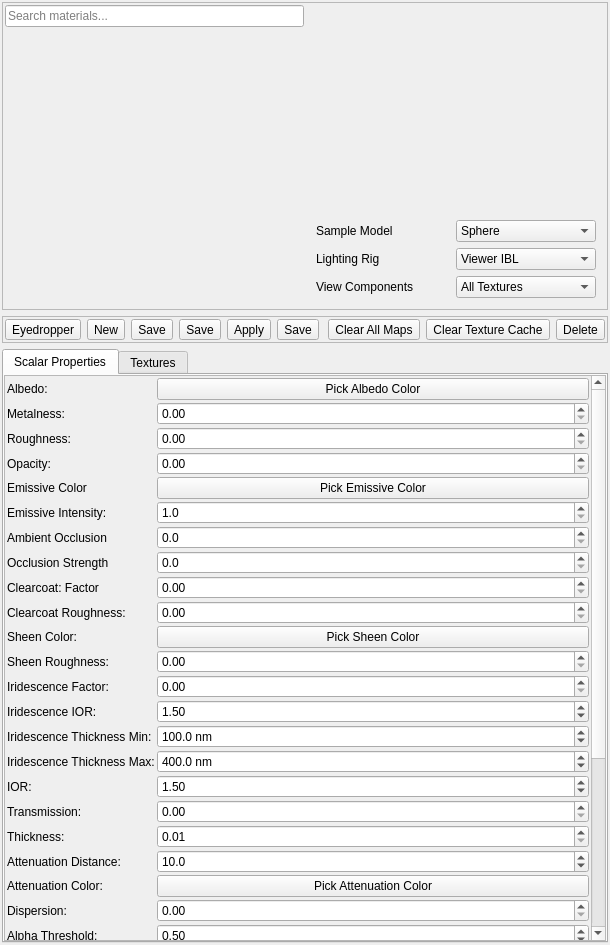
This is ui/MaterialPropertiesPanel.ui in sharjith/ModelViewer-Qt as Qt 5 draws it before an edit. The edited form follows.
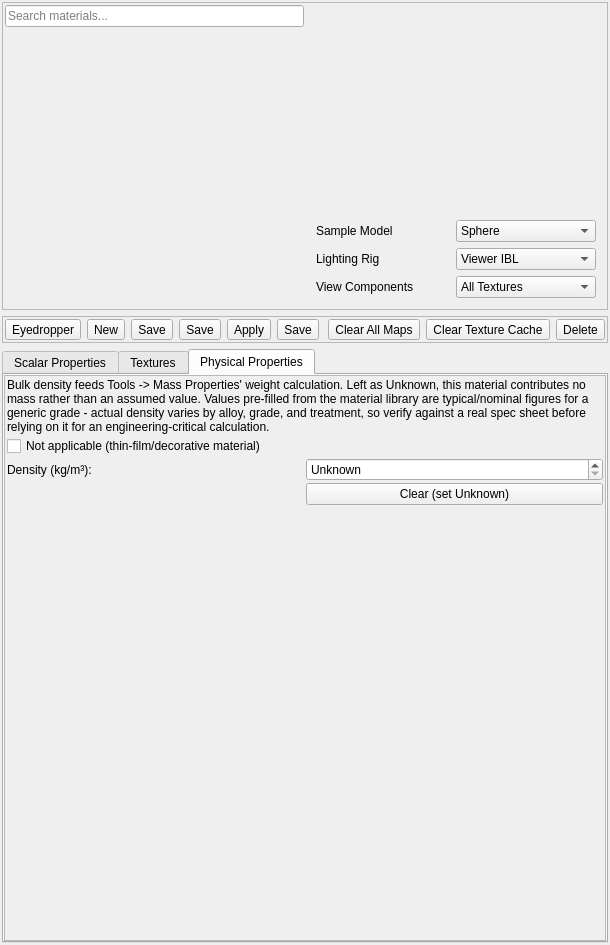
This is the edited form. The open tabs and pages were chosen to show the change. Icons and pictures are not drawn. Custom widgets are drawn as their Qt base class.

Commit message: Add material density, Physical Properties tab, and Mass Properties dialog

Patch:
```diff
--- a/ui/MaterialPropertiesPanel.ui
+++ b/ui/MaterialPropertiesPanel.ui
@@ -5294,6 +5294,134 @@
        </item>
       </layout>
      </widget>
+     <widget class="QWidget" name="physicalPropertiesTab">
+      <attribute name="title">
+       <string>Physical Properties</string>
+      </attribute>
+      <layout class="QVBoxLayout" name="verticalLayout_physicalTab">
+       <property name="leftMargin">
+        <number>0</number>
+       </property>
+       <property name="topMargin">
+        <number>0</number>
+       </property>
+       <property name="rightMargin">
+        <number>0</number>
+       </property>
+       <property name="bottomMargin">
+        <number>0</number>
+       </property>
+       <item>
+        <widget class="QScrollArea" name="scrollArea_physical">
+         <property name="widgetResizable">
+          <bool>true</bool>
+         </property>
+         <widget class="QWidget" name="scrollContents_physical">
+          <property name="geometry">
+           <rect>
+            <x>0</x>
+            <y>0</y>
+            <width>586</width>
+            <height>200</height>
+           </rect>
+          </property>
+          <layout class="QGridLayout" name="gridLayout_physical">
+           <property name="leftMargin">
+            <number>2</number>
+           </property>
+           <property name="topMargin">
+            <number>2</number>
+           </property>
+           <property name="rightMargin">
+            <number>2</number>
+           </property>
+           <property name="bottomMargin">
+            <number>2</number>
+           </property>
+           <property name="spacing">
+            <number>2</number>
+           </property>
+           <item row="0" column="0" colspan="2">
+            <widget class="QLabel" name="lblPhysicalPropertiesNote">
+             <property name="text">
+              <string>Bulk density feeds Tools -&gt; Mass Properties' weight calculation. Left as Unknown, this material contributes no mass rather than an assumed value. Values pre-filled from the material library are typical/nominal figures for a generic grade - actual density varies by alloy, grade, and treatment, so verify against a real spec sheet before relying on it for an engineering-critical calculation.</string>
+             </property>
+             <property name="wordWrap">
+              <bool>true</bool>
+             </property>
+            </widget>
+           </item>
+           <item row="1" column="0" colspan="2">
+            <widget class="QCheckBox" name="densityNotApplicableCheck">
+             <property name="toolTip">
+              <string>Check for thin-film/decorative materials (e.g. clear coat, sheen) where a bulk density is not physically meaningful</string>
+             </property>
+             <property name="text">
+              <string>Not applicable (thin-film/decorative material)</string>
+             </property>
+            </widget>
+           </item>
+           <item row="2" column="0">
+            <widget class="QLabel" name="lblDensity">
+             <property name="text">
+              <string>Density (kg/m³):</string>
+             </property>
+            </widget>
+           </item>
+           <item row="2" column="1">
+            <widget class="QDoubleSpinBox" name="densitySpin">
+             <property name="toolTip">
+              <string>Bulk density in kg/m³ - used to compute mass from volume in the Mass Properties dialog. Library-supplied values are typical/nominal for a generic grade, not an exact spec.</string>
+             </property>
+             <property name="specialValueText">
+              <string>Unknown</string>
+             </property>
+             <property name="decimals">
+              <number>2</number>
+             </property>
+             <property name="minimum">
+              <double>-1.000000000000000</double>
+             </property>
+             <property name="maximum">
+              <double>25000.000000000000000</double>
+             </property>
+             <property name="singleStep">
+              <double>10.000000000000000</double>
+             </property>
+             <property name="value">
+              <double>-1.000000000000000</double>
+             </property>
+            </widget>
+           </item>
+           <item row="3" column="1">
+            <widget class="QPushButton" name="densityClearButton">
+             <property name="toolTip">
+              <string>Reset density to Unknown</string>
+             </property>
+             <property name="text">
+              <string>Clear (set Unknown)</string>
+             </property>
+            </widget>
+           </item>
+           <item row="4" column="0" colspan="2">
+            <spacer name="verticalSpacer_physical">
+             <property name="orientation">
+              <enum>Qt::Orientation::Vertical</enum>
+             </property>
+             <property name="sizeHint" stdset="0">
+              <size>
+               <width>20</width>
+               <height>40</height>
+              </size>
+             </property>
+            </spacer>
+           </item>
+          </layout>
+         </widget>
+        </widget>
+       </item>
+      </layout>
+     </widget>
     </widget>
    </item>
   </layout>
```
The commit also changes 11 other files.
